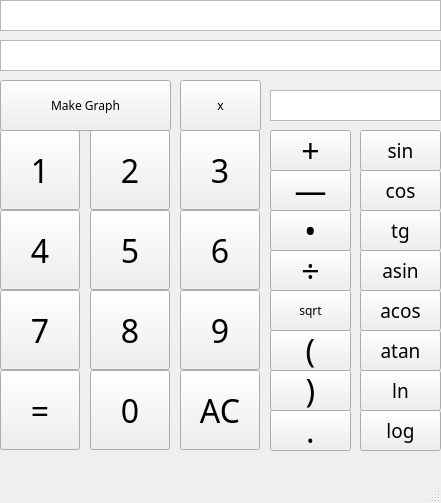
Qt form src/qt/SmartCalc/mainwindow.ui (Knew1t/SmartCalc) before a commit.
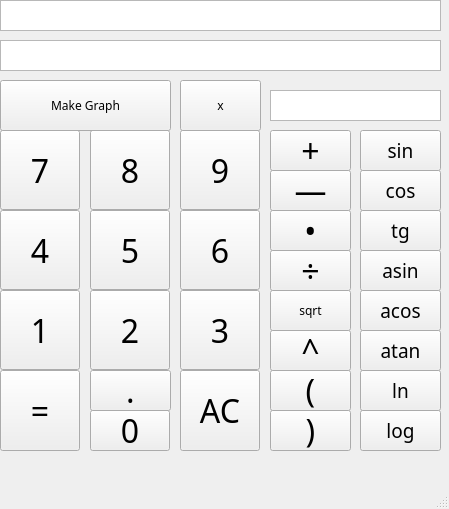
The same form after that commit.

The edit to the form file:
```diff
--- a/src/qt/SmartCalc/mainwindow.ui
+++ b/src/qt/SmartCalc/mainwindow.ui
@@ -6,8 +6,8 @@
    <rect>
     <x>0</x>
     <y>0</y>
-    <width>441</width>
-    <height>503</height>
+    <width>449</width>
+    <height>509</height>
    </rect>
   </property>
   <property name="font">
@@ -63,7 +63,7 @@
       <x>180</x>
       <y>370</y>
       <width>80</width>
-      <height>80</height>
+      <height>81</height>
      </rect>
     </property>
     <property name="font">
@@ -99,7 +99,7 @@
     <property name="geometry">
      <rect>
       <x>90</x>
-      <y>130</y>
+      <y>290</y>
       <width>80</width>
       <height>80</height>
      </rect>
@@ -156,7 +156,7 @@
     <property name="geometry">
      <rect>
       <x>270</x>
-      <y>330</y>
+      <y>370</y>
       <width>81</width>
       <height>41</height>
      </rect>
@@ -194,7 +194,7 @@
     <property name="geometry">
      <rect>
       <x>180</x>
-      <y>290</y>
+      <y>130</y>
       <width>80</width>
       <height>80</height>
      </rect>
@@ -261,7 +261,7 @@
     <property name="geometry">
      <rect>
       <x>270</x>
-      <y>370</y>
+      <y>410</y>
       <width>81</width>
       <height>41</height>
      </rect>
@@ -337,9 +337,9 @@
     <property name="geometry">
      <rect>
       <x>90</x>
-      <y>370</y>
+      <y>410</y>
       <width>80</width>
-      <height>80</height>
+      <height>41</height>
      </rect>
     </property>
     <property name="font">
@@ -356,7 +356,7 @@
     <property name="geometry">
      <rect>
       <x>0</x>
-      <y>130</y>
+      <y>290</y>
       <width>80</width>
       <height>80</height>
      </rect>
@@ -374,8 +374,8 @@
    <widget class="QPushButton" name="button_dot">
     <property name="geometry">
      <rect>
-      <x>270</x>
-      <y>410</y>
+      <x>90</x>
+      <y>370</y>
       <width>81</width>
       <height>41</height>
      </rect>
@@ -413,7 +413,7 @@
     <property name="geometry">
      <rect>
       <x>180</x>
-      <y>130</y>
+      <y>290</y>
       <width>80</width>
       <height>80</height>
      </rect>
@@ -434,7 +434,7 @@
       <x>0</x>
       <y>370</y>
       <width>80</width>
-      <height>80</height>
+      <height>81</height>
      </rect>
     </property>
     <property name="font">
@@ -521,7 +521,7 @@
     <property name="geometry">
      <rect>
       <x>90</x>
-      <y>290</y>
+      <y>130</y>
       <width>80</width>
       <height>80</height>
      </rect>
@@ -540,7 +540,7 @@
     <property name="geometry">
      <rect>
       <x>0</x>
-      <y>290</y>
+      <y>130</y>
       <width>80</width>
       <height>80</height>
      </rect>
@@ -601,6 +601,25 @@
      <string>x</string>
     </property>
    </widget>
+   <widget class="QPushButton" name="button_xor">
+    <property name="geometry">
+     <rect>
+      <x>270</x>
+      <y>330</y>
+      <width>81</width>
+      <height>41</height>
+     </rect>
+    </property>
+    <property name="font">
+     <font>
+      <family>Luminari</family>
+      <pointsize>24</pointsize>
+     </font>
+    </property>
+    <property name="text">
+     <string>^</string>
+    </property>
+   </widget>
   </widget>
   <widget class="QMenuBar" name="menubar">
    <property name="geometry">
```
Left out of the diff: 2 changed lines with no effect on the pictures.
